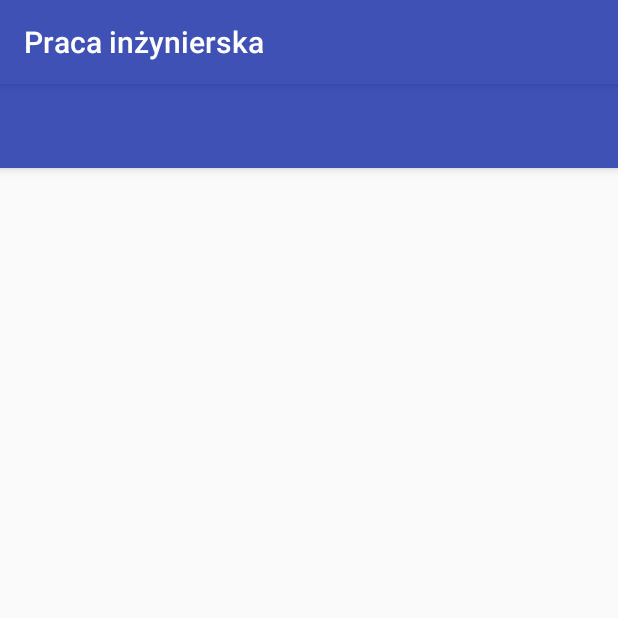
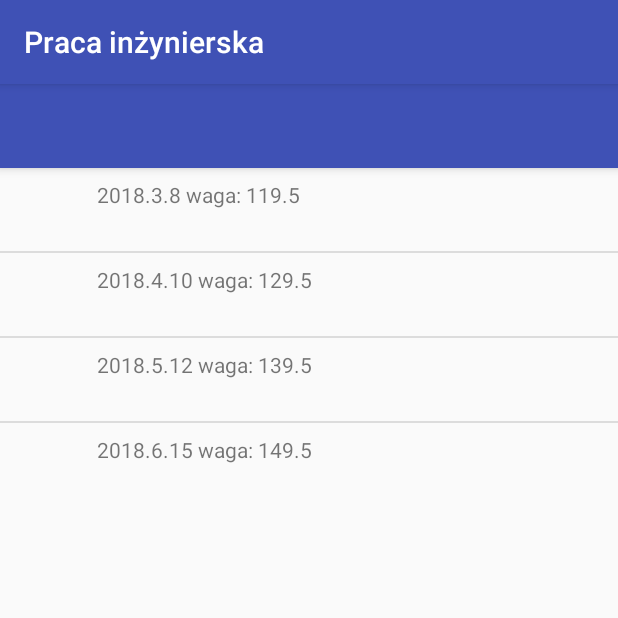
Before and after one commit to GMocny93/ProjektInzynierka, an Android app: the WeightListActivity screen opened directly, with no data from a screen before it, on a phone screen of 412 x 824 dp, the top half of it. Run offline under Robolectric (Android 15) with nearby library versions, the phone set to English and light mode, and no system bars.

Commit message:
Proper display of a list with measurements

```diff
--- a/app/src/main/java/com/example/grzesiek/projektinzynierka/WeightListActivity.java
+++ b/app/src/main/java/com/example/grzesiek/projektinzynierka/WeightListActivity.java
@@ -1,28 +1,38 @@
 package com.example.grzesiek.projektinzynierka;
 
-import android.app.ListActivity;
 import android.os.Bundle;
 import android.support.v7.app.AppCompatActivity;
 import android.widget.ArrayAdapter;
 import android.widget.ListView;
-import android.widget.Toolbar;
 
 import java.util.ArrayList;
+import java.util.List;
 
 public class WeightListActivity extends AppCompatActivity {
 
-    ArrayList<DataModelWeight> dataModelWeights;
-    ListView listViewl;
-    private static CustomAdapterWeight WeightAdapter;
+    private ListView list;
 
     @Override
     protected void onCreate(Bundle savedInstanceState) {
         super.onCreate(savedInstanceState);
         setContentView(R.layout.activity_weight_list);
+        DatabaseHandler db = new DatabaseHandler(this);
+        list = findViewById(R.id.weight_list);
 
-/*
-        DatabaseHandler db = new DatabaseHandler(this);
+        prepareData(db);
+        List<String> dane = new ArrayList<>();
 
+        List<weight> weights = db.getAllWeight();
+
+        for (weight wg : weights) {
+            String record = wg.getYear() + "." + wg.getMonth() + "." + wg.getDay() + " waga: " + wg.getWeight() + "\n";
+            dane.add(record);
+        }
+
+        list.setAdapter(new ArrayAdapter<>(this, R.layout.list_item, R.id.row, dane));
+    }
+
+    private void prepareData(DatabaseHandler db) {
         db.addInformation(new information("Grzesiek", 184, 120.5, 100.5, 25));
         db.addWeight(new weight(2018, 3, 8, 119.5));
         db.addWeight(new weight(2018, 4, 10, 129.5));
@@ -31,21 +41,5 @@ public class WeightListActivity extends AppCompatActivity {
         db.addCircuit(new circuit(2018, 4, 10, 116.0, 117.5));
         db.addCircuit(new circuit(2018, 5, 8, 110.0, 115.6));
         db.addCircuit(new circuit(2018, 6, 12, 112.0, 114.7));
-
-        List<String> dane = new ArrayList<String>();
-
-        List<weight> weights = db.getAllWeight();
-        for (weight wg : weights) {
-            String log = wg.getYear() + "." + wg.getMonth() + "." + wg.getDay() + " waga: " + wg.getWeight() + "\n";
-            dane.add(log);
-            // Writing Contacts to log
-            Log.d("dane: ", String.valueOf(dane));
-            Log.i("dane: ", String.valueOf(dane));
-            //   Log.v("dane: ", log);
-        }
-        this.setListAdapter(new ArrayAdapter<String>(this, R.layout.list_item, R.id.row, dane));
-
-*/
-
     }
 }
```
